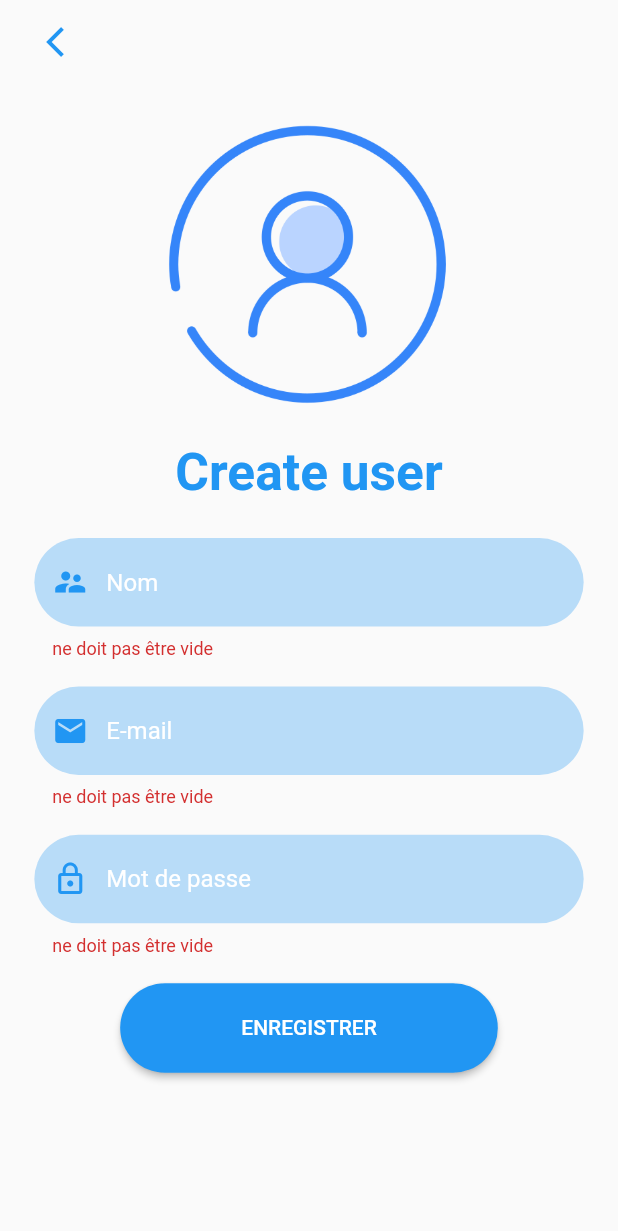
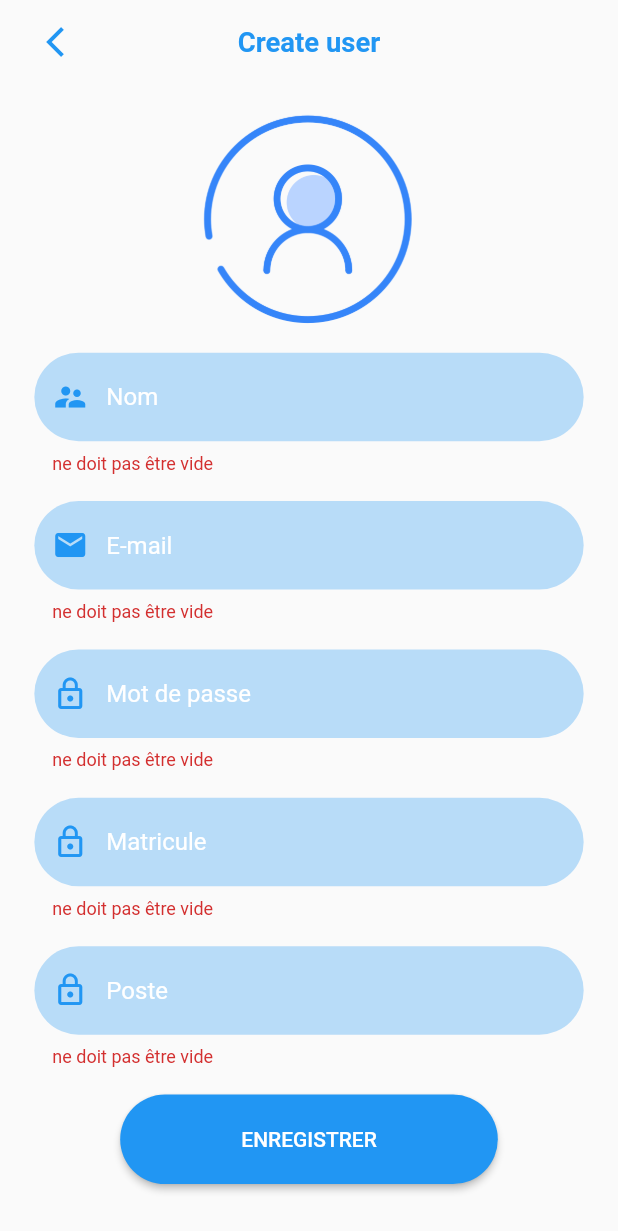
Before and after one commit to BrahimTuijine/security_camera_project, a Flutter app: the CreateUpdateUser screen opened directly, after a tap on "ENREGISTRER", on a phone screen of 412 x 824 dp. Shown: the top 1231 px of the screen. Run offline on Flutter 3.47's test engine with Material 2 defaults, Android fonts, the phone set to English and light mode, and no system bars; our stand-ins replace awesome_dialog, cloud_firestore, firebase_auth, firebase_core, firebase_database, firebase_messaging and 9 more; missing offline and left inert: webview_flutter_wkwebview; accounts and stored records are empty.

Commit message:
add user and sensors missed field

```diff
--- a/lib/core/Model/userModel.dart
+++ b/lib/core/Model/userModel.dart
@@ -14,19 +14,25 @@ class UserModel {
   final String? name;
   final String? email;
   final String? password;
+  final String? registerNumber;
+  final String? poste;
 
   UserModel({
     required this.id,
     required this.name,
     required this.email,
     required this.password,
+    required this.registerNumber,
+    required this.poste,
   });
 
   factory UserModel.fromJson(Map<String, dynamic> json) => UserModel(
+        poste: json['poste'],
         name: json["name"],
         email: json["email"],
         password: json["password"],
         id: json["id"],
+        registerNumber: json['registerNumber'],
       );
 
   Map<String, dynamic> toJson() => {
@@ -34,5 +40,7 @@ class UserModel {
         "name": name,
         "email": email,
         "password": password,
+        "poste": poste,
+        "registerNumber": registerNumber
       };
 }
--- a/lib/features/addUser/create_user.dart
+++ b/lib/features/addUser/create_user.dart
@@ -21,6 +21,8 @@ class CreateUpdateUser extends HookWidget {
     'name': '',
     'email': '',
     'password': '',
+    'registerNumber': '',
+    'poste': ''
   };
 
   @override
@@ -28,6 +30,14 @@ class CreateUpdateUser extends HookWidget {
     return Scaffold(
         appBar: AppBar(
           automaticallyImplyLeading: true,
+          centerTitle: true,
+          title: Text(
+            userToUpdate == null ? 'Create user' : 'Update user',
+            style: TextStyle(
+                color: Colors.blue,
+                fontSize: 16.sp,
+                fontWeight: FontWeight.w600),
+          ),
           leading: Container(
             margin: EdgeInsets.only(left: 20.w),
             child: IconButton(
@@ -55,19 +65,12 @@ class CreateUpdateUser extends HookWidget {
                   // 40.h.bh,
                   Center(
                     child: SizedBox(
-                      height: 200.h,
-                      width: 200.w,
+                      height: 150.h,
+                      width: 150.w,
                       child: Image.asset('assets/images/user.png'),
                     ),
                   ),
-                  Text(
-                    userToUpdate == null ? 'Create user' : 'Update user',
-                    style: TextStyle(
-                        color: Colors.blue,
-                        fontSize: 30.sp,
-                        fontWeight: FontWeight.w600),
-                  ),
-                  20.h.bh,
+
                   TextFormField(
                     initialValue:
                         userToUpdate == null ? '' : userToUpdate!.name,
@@ -149,6 +152,61 @@ class CreateUpdateUser extends HookWidget {
                     },
                   ),
                   15.h.bh,
+                  TextFormField(
+                    initialValue: userToUpdate == null
+                        ? ''
+                        : userToUpdate!.registerNumber,
+                    decoration: InputDecoration(
+                      prefixIcon: const Icon(
+                        Icons.lock_outline,
+                        color: Colors.blue,
+                      ),
+                      hintText: 'Matricule',
+                      hintStyle: const TextStyle(color: Colors.white),
+                      border: OutlineInputBorder(
+                          borderRadius: BorderRadius.circular(30.r),
+                          borderSide: BorderSide.none),
+                      fillColor: Colors.blue.withOpacity(.3),
+                      filled: true,
+                    ),
+                    validator: (value) {
+                      if (value == null || value.isEmpty) {
+                        return 'ne doit pas être vide';
+                      }
+                      return null;
+                    },
+                    onSaved: (registerNumber) {
+                      userData['registerNumber'] = registerNumber!;
+                    },
+                  ),
+                  15.h.bh,
+                  TextFormField(
+                    initialValue:
+                        userToUpdate == null ? '' : userToUpdate!.poste,
+                    decoration: InputDecoration(
+                      prefixIcon: const Icon(
+                        Icons.lock_outline,
+                        color: Colors.blue,
+                      ),
+                      hintText: 'Poste',
+                      hintStyle: const TextStyle(color: Colors.white),
+                      border: OutlineInputBorder(
+                          borderRadius: BorderRadius.circular(30.r),
+                          borderSide: BorderSide.none),
+                      fillColor: Colors.blue.withOpacity(.3),
+                      filled: true,
+                    ),
+                    validator: (value) {
+                      if (value == null || value.isEmpty) {
+                        return 'ne doit pas être vide';
+                      }
+                      return null;
+                    },
+                    onSaved: (poste) {
+                      userData['poste'] = poste!;
+                    },
+                  ),
+                  15.h.bh,
                   Center(
                     child: SizedBox(
                       height: 50.h,
--- a/lib/features/addUser/user_list.dart
+++ b/lib/features/addUser/user_list.dart
@@ -47,7 +47,11 @@ class AddUser extends HookWidget {
           //   users.add(UserModel.fromJson(user as Map<String, String>));
           // }
           if (snapshot.hasError) {
-            return Center(child: Text(snapshot.error.toString()));
+            return Center(
+              child: Text(
+                snapshot.error.toString(),
+              ),
+            );
           }
 
           if (snapshot.hasData) {
--- a/lib/features/dashboard/dashboard.dart
+++ b/lib/features/dashboard/dashboard.dart
@@ -4,7 +4,6 @@ import 'package:google_nav_bar/google_nav_bar.dart';
 import 'package:line_icons/line_icons.dart';
 import 'package:security_camera_project/constants.dart';
 import 'package:security_camera_project/features/addUser/user_list.dart';
-import 'package:security_camera_project/features/camera/camera.dart';
 import 'package:security_camera_project/features/home/home.dart';
 import 'package:security_camera_project/features/sensor_crud/sensors_list.dart';
 
--- a/lib/features/home/home.dart
+++ b/lib/features/home/home.dart
@@ -117,7 +117,7 @@ class HomePage extends HookWidget {
           onPressed: () {
             Navigator.push(
               context,
-              MaterialPageRoute(builder: (context) => NotificationPage()),
+              MaterialPageRoute(builder: (context) => const NotificationPage()),
             );
           },
           icon: const Icon(
--- a/lib/features/notification/notification_screen.dart
+++ b/lib/features/notification/notification_screen.dart
@@ -55,6 +55,7 @@ class NotificationPage extends HookWidget {
                         fontSize: 14.0,
                       ),
                     ),
+                    subtitle: Text(snapshot.data![index].body.toString()),
                     leading: const CircleAvatar(
                       backgroundColor: Colors.blue,
                       child: Icon(
--- a/lib/features/sensor_crud/sensors_list.dart
+++ b/lib/features/sensor_crud/sensors_list.dart
@@ -1,4 +1,3 @@
-import 'package:cloud_firestore/cloud_firestore.dart';
 import 'package:flutter/material.dart';
 import 'package:flutter_hooks/flutter_hooks.dart';
 import 'package:flutter_screenutil/flutter_screenutil.dart';
@@ -62,7 +61,7 @@ class SensorList extends HookWidget {
                       style: TextStyle(
                           fontSize: 16.sp, fontWeight: FontWeight.w500),
                     ),
-                    subtitle: Text(snapshot.data![index].refrences!),
+                    subtitle: Text(snapshot.data![index].isConnected!),
                     leading: const Icon(Icons.sensors_outlined),
                     trailing: SizedBox(
                       width: 120.w,
```
Also changed, not shown: lib/core/Model/sensors_model.dart (+8 -12 lines), lib/features/sensor_crud/create_update_sensor.dart (+12 -38 lines).
